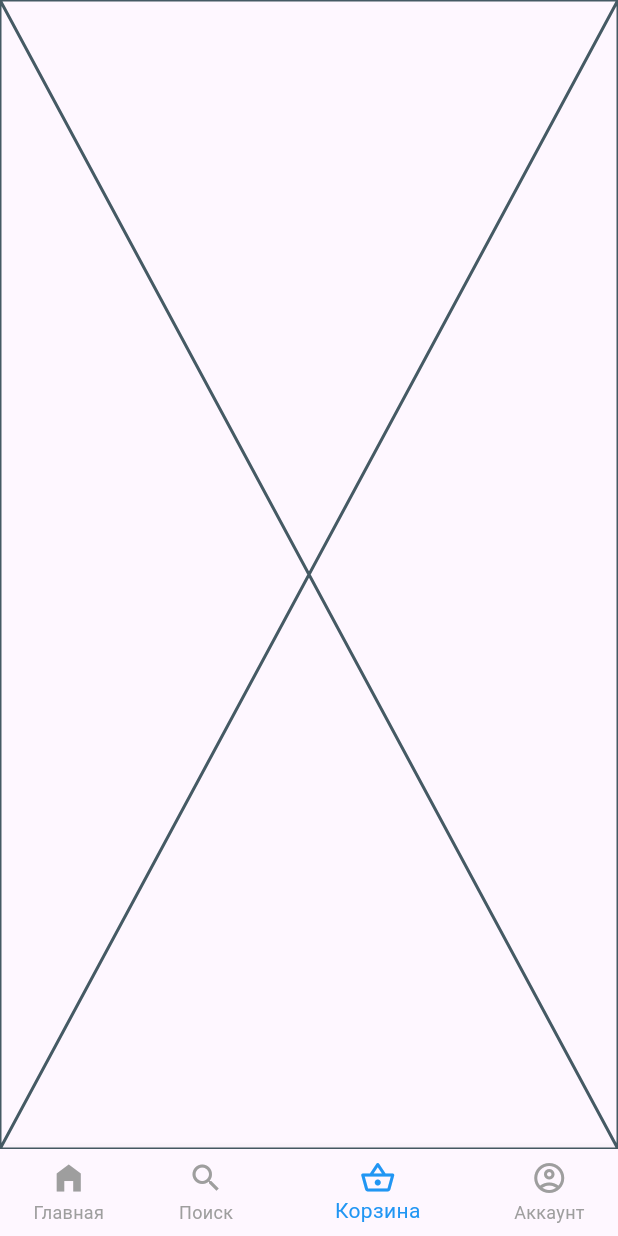
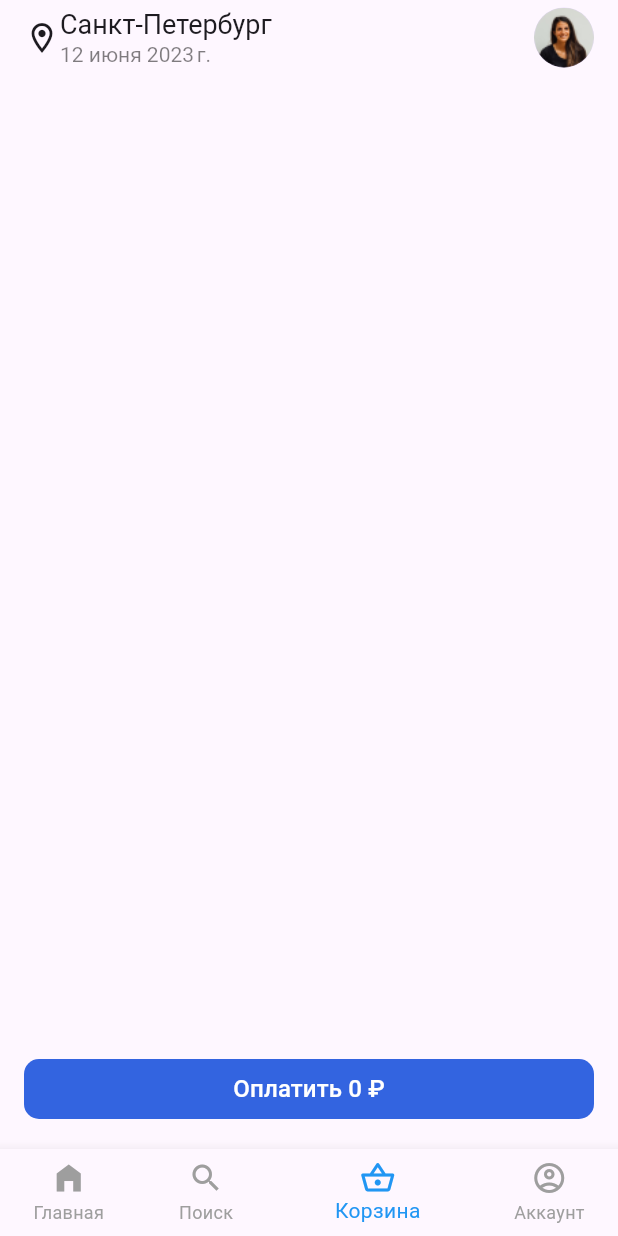
Before and after one commit to sv-makh/test_jem, a Flutter app: the screen it shows after launch, item 3 of the bottom bar chosen, on a phone screen of 412 x 824 dp. Run offline on Flutter 3.47's test engine with Material 2 defaults, Android fonts, the phone set to English and light mode, and no system bars; our stand-ins replace dio, equatable, flutter_bloc, retrofit; missing offline and left inert: dart:ffi; generated files the repository leaves out were written again; network calls fail.

Commit message:
add all logic for shopping cart, started shopping cart screen

```diff
--- /dev/null
+++ b/lib/bloc/shopping_cart_bloc/shopping_card_state.dart
@@ -0,0 +1,24 @@
+part of 'shopping_cart_bloc.dart';
+
+abstract class ShoppingCartState extends Equatable {
+  const ShoppingCartState();
+}
+
+class ShoppingCartLoading extends ShoppingCartState {
+  @override
+  List<Object> get props => [];
+}
+
+class ShoppingCartLoaded extends ShoppingCartState {
+  final ShoppingCart cart;
+
+  const ShoppingCartLoaded({this.cart = const ShoppingCart()});
+
+  @override
+  List<Object> get props => [cart];
+}
+
+class ShoppingCartError extends ShoppingCartState {
+  @override
+  List<Object> get props => [];
+}
--- /dev/null
+++ b/lib/bloc/shopping_cart_bloc/shopping_cart_event.dart
@@ -0,0 +1,28 @@
+part of 'shopping_cart_bloc.dart';
+
+abstract class ShoppingCartEvent extends Equatable {
+  const ShoppingCartEvent();
+}
+
+class ShoppingCartStarted extends ShoppingCartEvent {
+  @override
+  List<Object> get props => [];
+}
+
+class ShoppingCartDishAdded extends ShoppingCartEvent {
+  final Dish dish;
+
+  const ShoppingCartDishAdded(this.dish);
+
+  @override
+  List<Object> get props => [dish];
+}
+
+class ShoppingCartDishRemoved extends ShoppingCartEvent {
+  final Dish dish;
+
+  const ShoppingCartDishRemoved(this.dish);
+
+  @override
+  List<Object> get props => [dish];
+}
--- /dev/null
+++ b/lib/data/models/shopping_cart.dart
@@ -0,0 +1,28 @@
+import 'package:equatable/equatable.dart';
+
+import 'dish.dart';
+
+class ShoppingCart extends Equatable {
+  const ShoppingCart({this.dishes = const <Dish>[]});
+
+  final List<Dish> dishes;
+
+  int get totalPrice {
+    return dishes.fold(0, (total, current) => total + current.price);
+  }
+
+  List<Dish> get uniqueDishes {
+    return [...{...dishes}];
+  }
+
+  int countOfDish(Dish dish) {
+    int count = 0;
+    for (var d in dishes) {
+      if (d == dish) count++;
+    }
+    return count;
+  }
+
+  @override
+  List<Object> get props => [dishes];
+}
--- /dev/null
+++ b/lib/data/repositories/shopping_cart_repository.dart
@@ -0,0 +1,11 @@
+import 'package:test_jem/data/models/dish.dart';
+
+class ShoppingCartRepository {
+  final _dishes = <Dish>[];
+
+  List<Dish> loadShoppingCart() => _dishes;
+
+  void addDishToShoppingCart(Dish dish) => _dishes.add(dish);
+
+  void removeDishFromCart(Dish dish) => _dishes.remove(dish);
+}
--- a/lib/main.dart
+++ b/lib/main.dart
@@ -2,19 +2,27 @@ import 'package:flutter/material.dart';
 import 'package:flutter_bloc/flutter_bloc.dart';
 import 'package:test_jem/bloc/categories_bloc/categories_bloc.dart';
 import 'package:test_jem/bloc/dishes_bloc/dishes_bloc.dart';
+import 'package:test_jem/bloc/shopping_cart_bloc/shopping_cart_bloc.dart';
 import 'package:test_jem/data/repositories/api_data_repository.dart';
+import 'package:test_jem/data/repositories/shopping_cart_repository.dart';
 import 'package:test_jem/ui/screens/app.dart';
 
 void main() {
   runApp(MyApp(
     apiDataRepository: ApiDataRepository(),
+    shoppingCartRepository: ShoppingCartRepository(),
   ));
 }
 
 class MyApp extends StatelessWidget {
-  MyApp({super.key, required this.apiDataRepository});
+  MyApp({
+    super.key,
+    required this.apiDataRepository,
+    required this.shoppingCartRepository,
+  });
 
   final ApiDataRepository apiDataRepository;
+  final ShoppingCartRepository shoppingCartRepository;
 
   @override
   Widget build(BuildContext context) {
@@ -27,6 +35,11 @@ class MyApp extends StatelessWidget {
         BlocProvider(
           create: (_) => DishesBloc(apiDataRepository: apiDataRepository)
             ..add(DishesStarted()),
+        ),
+        BlocProvider(
+          create: (_) =>
+              ShoppinCartBloc(shoppingCartRepository: shoppingCartRepository)
+                ..add(ShoppingCartStarted()),
         )
       ],
       child: MaterialApp(
--- a/lib/ui/screens/dish_dialog_screen.dart
+++ b/lib/ui/screens/dish_dialog_screen.dart
@@ -1,6 +1,8 @@
 import 'dart:ffi';
 
 import 'package:flutter/material.dart';
+import 'package:flutter_bloc/flutter_bloc.dart';
+import 'package:test_jem/bloc/shopping_cart_bloc/shopping_cart_bloc.dart';
 import 'package:test_jem/data/models/dish.dart';
 import 'package:test_jem/ui/widgets/constants.dart';
 import 'package:test_jem/ui/widgets/custom_text_button.dart';
@@ -102,7 +104,9 @@ class DishDialogScreen extends StatelessWidget {
             const SpacerBox(),
             CustomTextButton(
               text: 'Добавить в корзину',
-              onPressed: () {},
+              onPressed: () {
+                BlocProvider.of<ShoppinCartBloc>(context).add(ShoppingCartDishAdded(dish));
+              },
             ),
           ],
         ),
--- a/lib/ui/screens/shopping_card_screen.dart
+++ b/lib/ui/screens/shopping_card_screen.dart
@@ -1,10 +1,60 @@
 import 'package:flutter/material.dart';
+import 'package:flutter_bloc/flutter_bloc.dart';
 
-class ShoppingCart extends StatelessWidget {
-  const ShoppingCart({super.key});
+import 'package:test_jem/bloc/shopping_cart_bloc/shopping_cart_bloc.dart';
+import 'package:test_jem/ui/widgets/custom_text_button.dart';
+import '../../data/models/dish.dart';
+import '../widgets/constants.dart';
+import '../widgets/custom_app_bar.dart';
+import '../widgets/shopping_cart_screen/cart_item.dart';
+
+class ShoppingCartScreen extends StatelessWidget {
+  const ShoppingCartScreen({super.key});
 
   @override
   Widget build(BuildContext context) {
-    return const Placeholder();
+    return Scaffold(
+      appBar: CustomAppBar(),
+      body: BlocBuilder<ShoppinCartBloc, ShoppingCartState>(
+        builder: (context, state) {
+          if (state is ShoppingCartLoading) {
+            return Center(
+              child: CircularProgressIndicator(),
+            );
+          } else if (state is ShoppingCartLoaded) {
+            return Padding(
+              padding: const EdgeInsets.only(
+                left: sidePadding,
+                right: sidePadding,
+                bottom: sidePadding,
+              ),
+              child: Column(
+                children: [
+                  ListView.builder(itemBuilder: (context, index) {
+                    Dish currentDish = state.cart.uniqueDishes[index];
+                    return CartItem(
+                      dish: currentDish,
+                      count: state.cart.countOfDish(currentDish),
+                    );
+                  },
+                    itemCount: state.cart.uniqueDishes.length,
+                    shrinkWrap: true,
+                  ),
+                  const Spacer(),
+                  CustomTextButton(
+                    text: 'Оплатить ${state.cart.totalPrice} ₽',
+                    onPressed: () {},
+                  ),
+                ],
+              ),
+            );
+          } else { //ShoppingCartError()
+            return Center(
+              child: Text('Что-то пошло не так'),
+            );
+          }
+        },
+      ),
+    );
   }
 }
--- a/lib/ui/widgets/constants.dart
+++ b/lib/ui/widgets/constants.dart
@@ -1 +1,2 @@
 const double sidePadding = 16.0;
+const double appBarHeight = 50.0;
--- a/lib/ui/widgets/custom_app_bar.dart
+++ b/lib/ui/widgets/custom_app_bar.dart
@@ -1,12 +1,14 @@
 import 'package:flutter/material.dart';
 import 'package:intl/date_symbol_data_local.dart';
 import 'package:intl/intl.dart';
+
+import 'constants.dart';
 
 class CustomAppBar extends StatefulWidget implements PreferredSizeWidget {
   const CustomAppBar({super.key});
 
   @override
-  Size get preferredSize => const Size.fromHeight(50);
+  Size get preferredSize => const Size.fromHeight(appBarHeight);
 
   @override
   State<CustomAppBar> createState() => _CustomAppBarState();
--- a/lib/ui/widgets/tab_navigator.dart
+++ b/lib/ui/widgets/tab_navigator.dart
@@ -69,7 +69,7 @@ class TabNavigator extends StatelessWidget {
   //экраны для путей вкладки Корзина
   Map<String, WidgetBuilder> _routeBuildersShoppingCart(BuildContext context) {
     return {
-      TabNavigatorRoutesShoppingCart.root: (context) => ShoppingCart(),
+      TabNavigatorRoutesShoppingCart.root: (context) => ShoppingCartScreen(),
     };
   }
 
```
Also changed, not shown: lib/bloc/shopping_cart_bloc/shopping_cart_bloc.dart (added, +54 -0 lines), lib/ui/screens/account_screen.dart (+6 -1 lines), lib/ui/screens/dishes_screen.dart (+4 -3 lines), lib/ui/widgets/categories_screen/categories_item.dart (+6 -3 lines), lib/ui/widgets/dishes_screen/dishes_appbar.dart (added, +33 -0 lines), lib/ui/widgets/shopping_cart_screen/cart_item.dart (added, +26 -0 lines).
